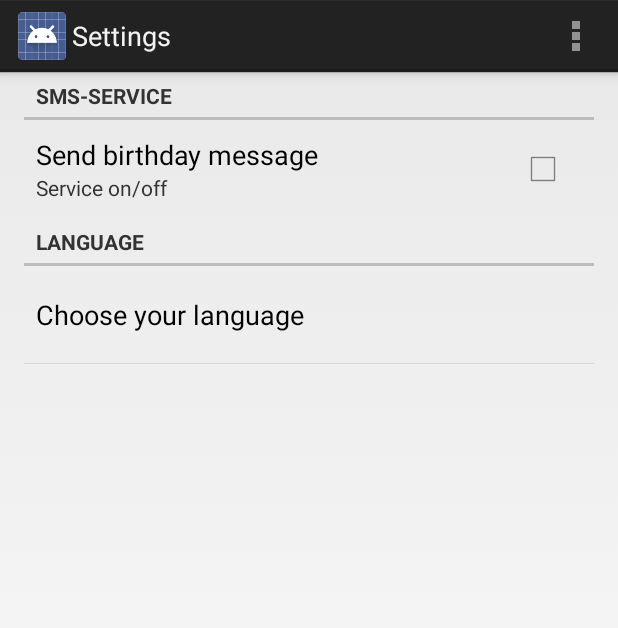
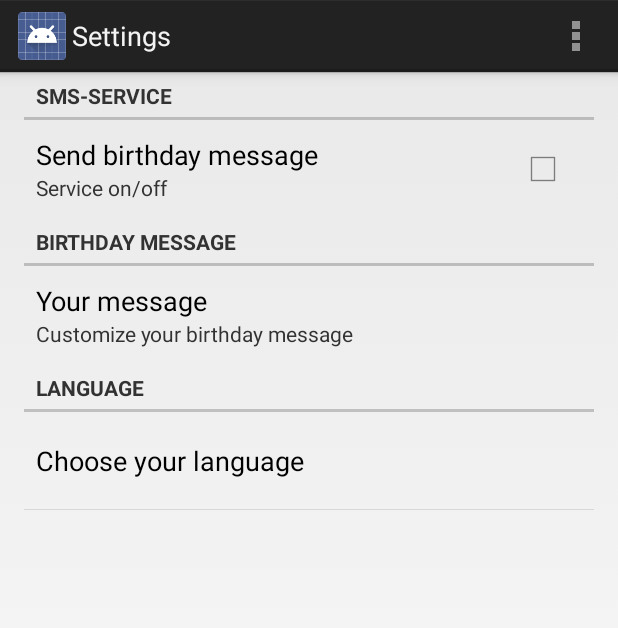
Before and after one commit to marhag/Mappe2, an Android app: the screen it shows after launch (Settings), in the options menu, after a tap on "Settings", on a phone screen of 412 x 824 dp. Shown: the top 628 px of the screen. Run offline under Robolectric (Android 15) with nearby library versions, the phone set to English and light mode, and no system bars.

```diff
--- a/app/src/main/AndroidManifest.xml
+++ b/app/src/main/AndroidManifest.xml
@@ -31,7 +31,6 @@
         </activity>
 
         <service android:name=".SMSService" >
-            <uses-permission android:name="android.permission.SEND_SMS"/>
         </service>
         <service android:name=".PeriodicService" >
         </service>
@@ -42,8 +41,6 @@
             </intent-filter>
         </receiver>
 
-        <uses-permission android:name="android.permission.SEND_SMS" />
-        <uses-permission android:name="android.permission.END_SMS" />
 
     </application>
 
--- a/app/src/main/java/android/hioa/s178816_s188098_mappe2/MainActivity.java
+++ b/app/src/main/java/android/hioa/s178816_s188098_mappe2/MainActivity.java
@@ -3,6 +3,7 @@ package android.hioa.s178816_s188098_mappe2;
 import android.content.Intent;
 import android.os.Bundle;
 import android.support.v4.app.FragmentActivity;
+import android.util.Log;
 import android.view.Menu;
 import android.view.MenuItem;
 import android.app.FragmentTransaction;
@@ -19,12 +20,13 @@ public class MainActivity extends FragmentActivity {
         super.onCreate(savedInstanceState);
         setContentView(R.layout.activity_main);
 
-        /*DBHandler db = new DBHandler(this);
-        Person p = new Person("Mons","Monsen", 12341234,"26/11/1993");
+        DBHandler db = new DBHandler(this);
+       /* Person p = new Person("Mons","Monsen", 12341234,"26/11/1993");
         p.setCustomMessage("NÅ SKAL VI SE HER");
 
         db.addPerson(p);
-        db.addPerson(new Person("Per","Nilsen", 12341234,"01/10/2004"));*/
+        db.addPerson(new Person("Per","Nilsen", 12341234,"01/10/2004"));
+        db.addPerson(new Person("Nils","Pettersen", 12341234,"20/10/2004"));*/
 
         if(savedInstanceState!=null)
         {
@@ -46,6 +48,7 @@ public class MainActivity extends FragmentActivity {
                 changeToCreate(new Person(),0);
             }
         });
+
         //startService();
 
     }
--- a/app/src/main/res/values/strings.xml
+++ b/app/src/main/res/values/strings.xml
@@ -21,5 +21,8 @@
         of your greatest most wonderful year ever :) \n Regards Me</string>
     <string name="sendtSms">SMS sent</string>
     <string name="sendtSmsTo">Your app just sent a birtday message to: </string>
+    <string name="setMessage">Birthday message</string>
+    <string name="yourMessage">Your message</string>
+    <string name="customize">Customize your birthday message</string>
 
 </resources>
--- a/app/src/main/res/xml/preferences.xml
+++ b/app/src/main/res/xml/preferences.xml
@@ -10,9 +10,17 @@
     </PreferenceCategory>
 
     <PreferenceCategory
+        android:title="@string/setMessage">
+        <EditTextPreference
+            android:key="PREF_EDITTEXT"
+            android:title="@string/yourMessage"
+            android:summary="@string/customize"
+            android:dialogTitle="@string/setMessage" />
+    </PreferenceCategory>
+    <PreferenceCategory
         android:title="@string/languageHead">
         <ListPreference android:title="@string/language"
-            android:key="@string/languageHead"
+            android:key="language"
             android:entries="@array/language"
             android:entryValues="@array/langVal" />
     </PreferenceCategory>
```
Also changed, not shown: app/src/main/java/android/hioa/s178816_s188098_mappe2/DBHandler.java (+47 -5 lines), app/src/main/java/android/hioa/s178816_s188098_mappe2/Person.java (+16 -0 lines), app/src/main/java/android/hioa/s178816_s188098_mappe2/SMSService.java (+5 -18 lines).
